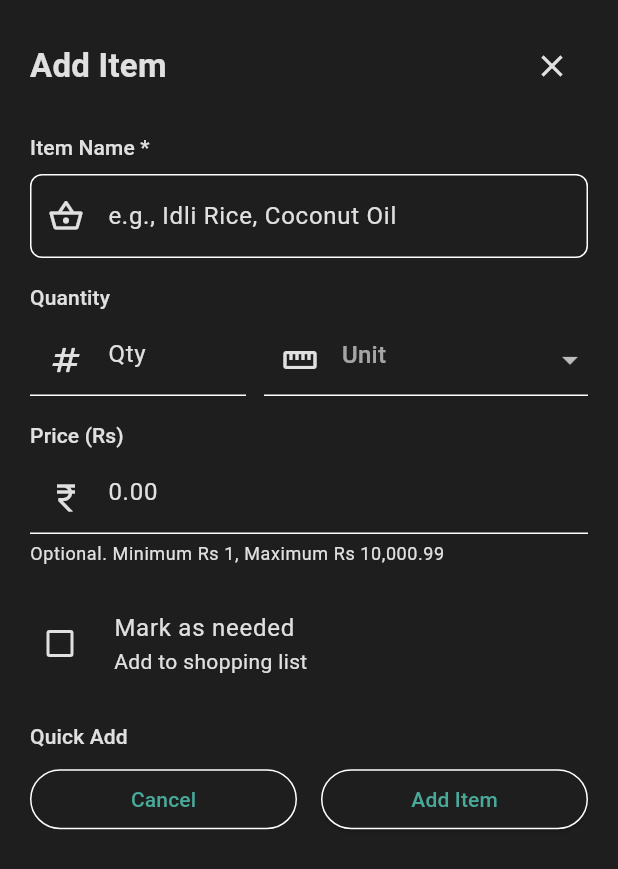
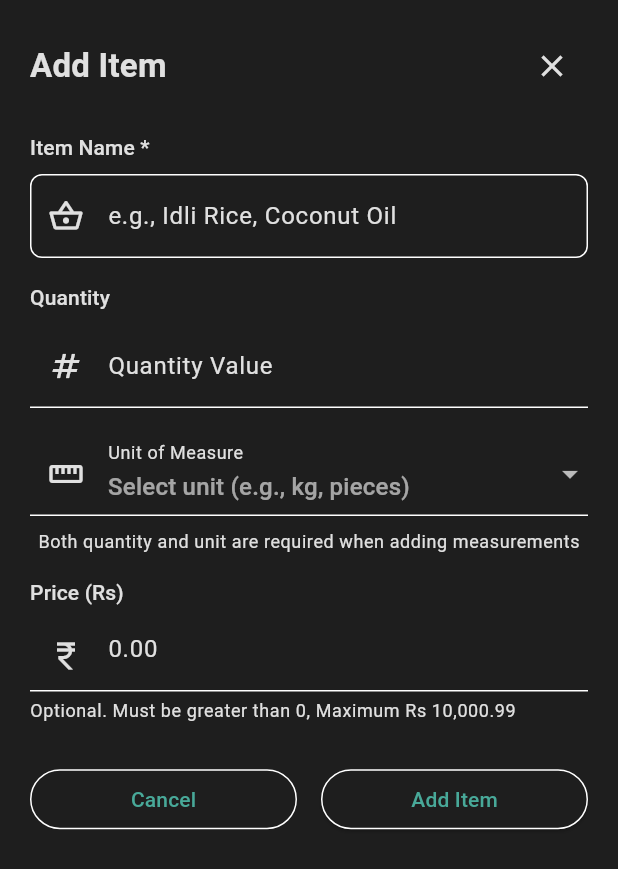
Before and after one commit to ananyaakamat/grocery_list_app, a Flutter app: the AddItemModal widget shown alone on an empty page, opened directly, on a phone screen of 412 x 824 dp. Shown: the top 869 px of the screen. Run offline on Flutter 3.47's test engine with Material 3 defaults, Android fonts, the phone set to English and light mode, and no system bars; our stand-ins replace csv, file_picker, flutter_riverpod, freezed_annotation, share_plus, shared_preferences and 1 more; accounts and stored records are empty.

Commit message:
feat: Add comprehensive form validation system with improved UX
- Add ValidationUtils class with reusable validation functions
- Implement bidirectional quantity/UOM relationship validation
- Add name validation: reject names with only numbers/special chars/spaces
- Enhance list name validation with character content requirements
- Enhance item name validation with character content requirements
- Fix quantity/UOM validation: both fields now require each other
- Redesign quantity section with column layout for better error display
- Improve error message visibility and user guidance
- Add helpful hints and descriptive field labels
- Implement real-time validation feedback across related fields
- Update price validation with proper decimal and range checks

Validation Features:
- List names must contain at least one letter
- Item names must contain at least one letter
- Quantity and UOM are mutually required when either is specified
- Price validation: 0+ to Rs 10,000.99 with 2 decimal places max
- Real-time cross-field validation updates

UI Improvements:
- Column layout prevents error message truncation
- Better field labels and helpful guidance text
- Enhanced user experience with clear validation feedback

```diff
--- /dev/null
+++ b/lib/core/utils/validation_utils.dart
@@ -0,0 +1,127 @@
+/// Validation utilities for form inputs across the app
+class ValidationUtils {
+  // Regular expression to match only numbers, spaces, and special characters
+  static final RegExp _onlyNumbersSpacesSpecialChars =
+      RegExp(r'^[\d\s!@#$%^&*()_+\-=\[\]{};:"\\|,.<>/?`~]*$');
+
+  /// Validates that a name is not only numbers, special characters, or spaces
+  /// Returns null if valid, error message if invalid
+  static String? validateName(String? value, {required String fieldName}) {
+    if (value == null || value.trim().isEmpty) {
+      return 'Please enter a $fieldName';
+    }
+
+    final trimmed = value.trim();
+
+    // Check if it's only numbers, special characters, or spaces
+    if (_onlyNumbersSpacesSpecialChars.hasMatch(trimmed)) {
+      return '$fieldName must contain at least one letter';
+    }
+
+    return null;
+  }
+
+  /// Validates list name with specific requirements
+  static String? validateListName(String? value) {
+    final basicValidation = validateName(value, fieldName: 'list name');
+    if (basicValidation != null) return basicValidation;
+
+    final trimmed = value!.trim();
+
+    if (trimmed.length > 50) {
+      return 'List name must be 50 characters or less';
+    }
+
+    return null;
+  }
+
+  /// Validates item name with specific requirements
+  static String? validateItemName(String? value) {
+    final basicValidation = validateName(value, fieldName: 'item name');
+    if (basicValidation != null) return basicValidation;
+
+    final trimmed = value!.trim();
+
+    if (trimmed.length > 100) {
+      return 'Item name must be 100 characters or less';
+    }
+
+    return null;
+  }
+
+  /// Validates quantity and unit of measure relationship
+  /// Returns null if valid, error message if invalid
+  static String? validateQuantityUomRelationship({
+    required String? qtyValue,
+    required String? uom,
+  }) {
+    final hasQty = qtyValue != null && qtyValue.trim().isNotEmpty;
+    final hasUom = uom != null && uom.trim().isNotEmpty;
+
+    // If UOM is provided, quantity must also be provided
+    if (hasUom && !hasQty) {
+      return 'Quantity is required when unit is specified';
+    }
+
+    // If quantity is provided, UOM must also be provided
+    if (hasQty && !hasUom) {
+      return 'Unit of measure is required when quantity is specified';
+    }
+
+    return null;
+  }
+
+  /// Validates price field
+  static String? validatePrice(String? value) {
+    if (value == null || value.trim().isEmpty) {
+      return null; // Price is optional
+    }
+
+    final trimmed = value.trim();
+    final price = double.tryParse(trimmed);
+
+    if (price == null) {
+      return 'Please enter a valid price';
+    }
+
+    if (price <= 0) {
+      return 'Price must be greater than 0';
+    }
+
+    if (price > 10000.99) {
+      return 'Price cannot exceed Rs 10,000.99';
+    }
+
+    // Check decimal places
+    final parts = trimmed.split('.');
+    if (parts.length > 1 && parts[1].length > 2) {
+      return 'Price can have maximum 2 decimal places';
+    }
+
+    return null;
+  }
+
+  /// Validates quantity value
+  static String? validateQuantityValue(String? value) {
+    if (value == null || value.trim().isEmpty) {
+      return null; // Quantity is optional when no UOM is specified
+    }
+
+    final trimmed = value.trim();
+    final qty = double.tryParse(trimmed);
+
+    if (qty == null) {
+      return 'Please enter a valid quantity';
+    }
+
+    if (qty <= 0) {
+      return 'Quantity must be greater than 0';
+    }
+
+    if (qty > 999999) {
+      return 'Quantity too large';
+    }
+
+    return null;
+  }
+}
--- a/lib/presentation/widgets/add_edit_list_modal.dart
+++ b/lib/presentation/widgets/add_edit_list_modal.dart
@@ -1,5 +1,6 @@
 import 'package:flutter/material.dart';
 import 'package:flutter_riverpod/flutter_riverpod.dart';
+import '../../core/utils/validation_utils.dart';
 import '../../data/models/grocery_list.dart';
 import '../providers/app_providers.dart';
 
@@ -113,13 +114,7 @@ class _AddEditListModalState extends ConsumerState<AddEditListModal> {
                           errorText: _errorMessage,
                         ),
                         validator: (value) {
-                          if (value == null || value.trim().isEmpty) {
-                            return 'Please enter a list name';
-                          }
-                          if (value.trim().length > 50) {
-                            return 'List name must be 50 characters or less';
-                          }
-                          return null;
+                          return ValidationUtils.validateListName(value);
                         },
                         onChanged: (value) {
                           if (_errorMessage != null) {
--- a/lib/presentation/widgets/add_item_modal.dart
+++ b/lib/presentation/widgets/add_item_modal.dart
@@ -3,6 +3,7 @@ import 'package:flutter/services.dart';
 import 'package:flutter_riverpod/flutter_riverpod.dart';
 import '../../core/constants/app_constants.dart';
 import '../../core/theme/app_theme.dart';
+import '../../core/utils/validation_utils.dart';
 import '../../data/models/grocery_item.dart';
 import '../providers/app_providers.dart';
 
@@ -198,13 +199,7 @@ class _AddItemModalState extends ConsumerState<AddItemModal> {
             if (_duplicateError != null) {
               return null; // The duplicate error is shown via errorText
             }
-            if (value == null || value.trim().isEmpty) {
-              return 'Please enter an item name';
-            }
-            if (value.trim().length > AppConstants.maxItemNameLength) {
-              return 'Item name too long (max ${AppConstants.maxItemNameLength} characters)';
-            }
-            return null;
+            return ValidationUtils.validateItemName(value);
           },
           onChanged: (value) => setState(() {
             _duplicateError = null; // Clear error when user types
@@ -223,15 +218,16 @@ class _AddItemModalState extends ConsumerState<AddItemModal> {
           style: AppTextStyles.labelLarge,
         ),
         const SizedBox(height: 8),
-        Row(
+        // Use Column layout instead of Row for better error display
+        Column(
           children: [
-            Expanded(
-              flex: 2,
-              child: TextFormField(
+            // Quantity Value Field
+            TextFormField(
               controller: _qtyValueController,
               decoration: const InputDecoration(
-                  hintText: 'Qty',
+                hintText: 'Enter quantity (e.g., 2.5)',
                 prefixIcon: Icon(Icons.numbers),
+                labelText: 'Quantity Value',
               ),
               keyboardType:
                   const TextInputType.numberWithOptions(decimal: true),
@@ -239,23 +235,38 @@ class _AddItemModalState extends ConsumerState<AddItemModal> {
                 FilteringTextInputFormatter.allow(RegExp(r'^\d*\.?\d*')),
               ],
               validator: (value) {
-                  if (value != null && value.isNotEmpty) {
-                    final parsed = double.tryParse(value);
-                    if (parsed == null) {
-                      return 'Invalid number';
+                // First validate the quantity value itself
+                final qtyValidation =
+                    ValidationUtils.validateQuantityValue(value);
+                if (qtyValidation != null) return qtyValidation;
+
+                // Then validate the qty/UOM relationship
+                final relationshipValidation =
+                    ValidationUtils.validateQuantityUomRelationship(
+                  qtyValue: value,
+                  uom: _selectedUnit,
+                );
+                return relationshipValidation;
+              },
+              onChanged: (value) {
+                setState(() {
+                  // Trigger validation update for unit field when quantity changes
+                  if (_formKey.currentState != null) {
+                    _formKey.currentState!.validate();
                   }
-                    if (parsed <= 0) {
-                      return 'Must be greater than 0';
-                    }
-                  }
-                  return null;
+                });
               },
             ),
+            const SizedBox(height: 16),
+            // Unit Dropdown Field
+            _buildUnitDropdown(),
+            const SizedBox(height: 8),
+            // Helpful text
+            Text(
+              'Both quantity and unit are required when adding measurements',
+              style: AppTextStyles.bodySmall.copyWith(
+                color: Theme.of(context).colorScheme.onSurfaceVariant,
               ),
-            const SizedBox(width: 12),
-            Expanded(
-              flex: 3,
-              child: _buildUnitDropdown(),
             ),
           ],
         ),
@@ -267,16 +278,24 @@ class _AddItemModalState extends ConsumerState<AddItemModal> {
     return DropdownButtonFormField<String>(
       value: _selectedUnit,
       decoration: const InputDecoration(
-        hintText: 'Unit',
+        hintText: 'Select unit (e.g., kg, pieces)',
         prefixIcon: Icon(Icons.straighten),
+        labelText: 'Unit of Measure',
       ),
       items: _buildUnitDropdownItems(),
-      onChanged: (value) => setState(() => _selectedUnit = value),
+      onChanged: (value) => setState(() {
+        _selectedUnit = value;
+        // Trigger validation update for quantity field
+        _formKey.currentState?.validate();
+      }),
       validator: (value) {
-        if (_qtyValueController.text.isNotEmpty && value == null) {
-          return 'Please select a unit';
-        }
-        return null;
+        // Validate the qty/UOM relationship from the UOM side
+        final relationshipValidation =
+            ValidationUtils.validateQuantityUomRelationship(
+          qtyValue: _qtyValueController.text,
+          uom: value,
+        );
+        return relationshipValidation;
       },
     );
   }
@@ -339,23 +358,7 @@ class _AddItemModalState extends ConsumerState<AddItemModal> {
             FilteringTextInputFormatter.allow(RegExp(r'^\d{0,5}(\.\d{0,2})?')),
           ],
           validator: (value) {
-            if (value == null || value.isEmpty) {
-              return null; // Price is optional
-            }
-
-            final double? price = double.tryParse(value);
-            if (price == null) return 'Please enter a valid number';
-
-            if (price < 1) return 'Minimum price is Rs 1';
-            if (price > 10000.99) return 'Price cannot exceed Rs 10,000.99';
-
-            // Check decimal places
-            final parts = value.split('.');
-            if (parts.length > 1 && parts[1].length > 2) {
-              return 'Price can have maximum 2 decimal places';
-            }
-
-            return null; // Valid price
+            return ValidationUtils.validatePrice(value);
           },
           onChanged: (value) {
             // Simple formatting without complex logic for now
@@ -364,7 +367,7 @@ class _AddItemModalState extends ConsumerState<AddItemModal> {
         ),
         const SizedBox(height: 4),
         Text(
-          'Optional. Minimum Rs 1, Maximum Rs 10,000.99',
+          'Optional. Must be greater than 0, Maximum Rs 10,000.99',
           style: AppTextStyles.bodySmall.copyWith(
             color: Theme.of(context).colorScheme.onSurfaceVariant,
           ),
```
Also changed, not shown: 1 other file. Lines whose indentation alone changed are shown as unchanged.
